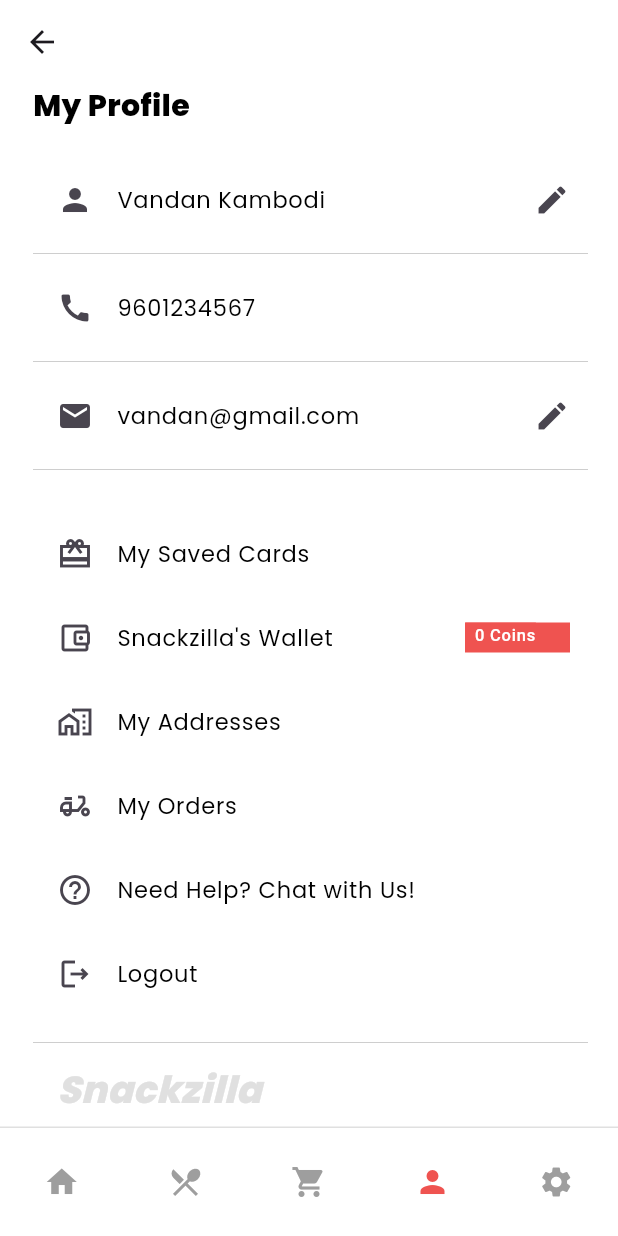
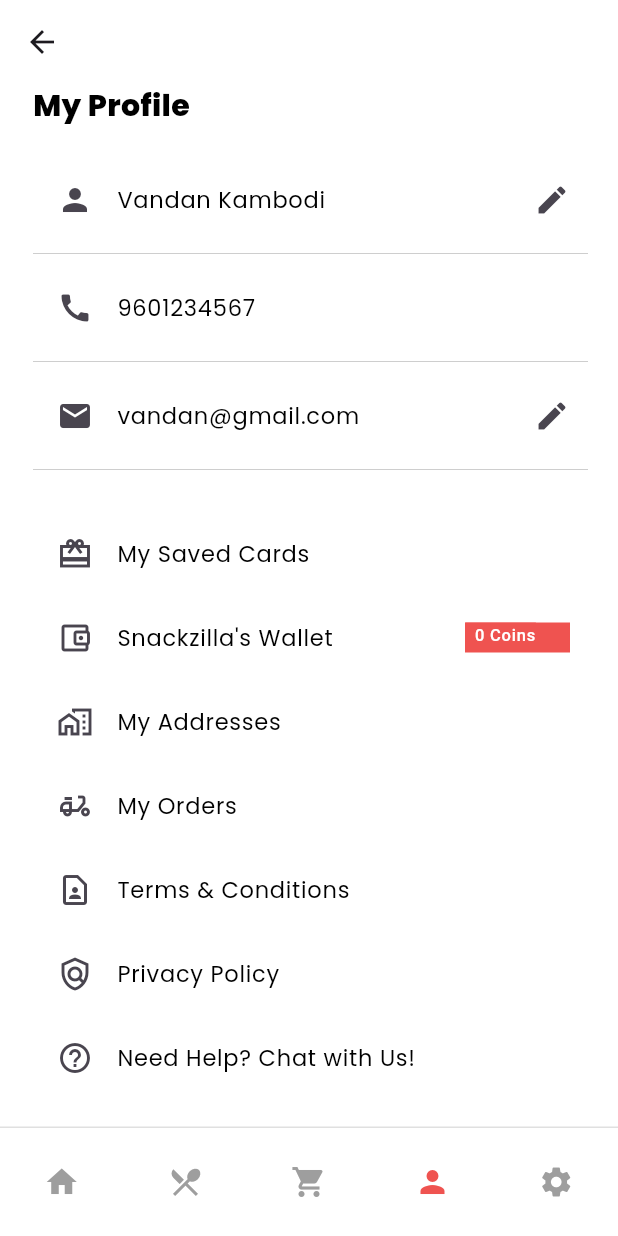
Before and after one commit to VandanKambodi/Snackzilla, a Flutter app: the profilePage screen opened directly, on a phone screen of 412 x 824 dp. Run offline on Flutter 3.47's test engine with Material 3 defaults, Android fonts, the phone set to English and light mode, and no system bars; our stand-ins replace font_awesome_flutter.

Commit message:
Update profilePage.dart

```diff
--- a/lib/Profile/profilePage.dart
+++ b/lib/Profile/profilePage.dart
@@ -23,7 +23,9 @@
         backgroundColor: Colors.white,
     ),
       body:
-      Padding(
+      SingleChildScrollView(
+        scrollDirection: Axis.vertical,
+        child: Padding(
           padding: const EdgeInsets.only(bottom: 12.0,left: 22.0,),
           child: Container(
             child: Column(
@@ -123,6 +125,14 @@
                   title: Text("My Orders",style: TextStyle(color: Colors.black,fontFamily: 'description', fontSize: 15),),
                 ),
                 ListTile(
+                  leading: Icon(Icons.contact_page_outlined),
+                  title: Text("Terms & Conditions",style: TextStyle(color: Colors.black,fontFamily: 'description', fontSize: 15),),
+                ),
+                ListTile(
+                  leading: Icon(Icons.policy_outlined),
+                  title: Text("Privacy Policy",style: TextStyle(color: Colors.black,fontFamily: 'description', fontSize: 15),),
+                ),
+                ListTile(
                   leading: Icon(Icons.help_outline),
                   title: Text("Need Help? Chat with Us!",style: TextStyle(color: Colors.black,fontFamily: 'description', fontSize: 15),),
                 ),
@@ -164,6 +174,7 @@
             ),
           ),
         ),
+      ),
 
       backgroundColor: Colors.white,
       bottomNavigationBar:
```
Lines whose indentation alone changed are shown as unchanged.
